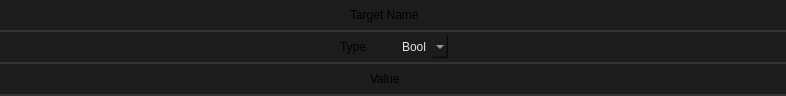
Old version of the form src/smartprop_editor/property/set_variable.ui in the repository dertwist/Hammer5Tools.
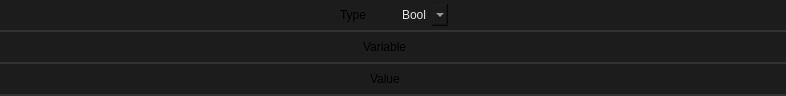
New version of the form. Icons and pictures are not drawn.

Commit message: colors for SetVariable property

```diff
--- a/src/smartprop_editor/property/set_variable.ui
+++ b/src/smartprop_editor/property/set_variable.ui
@@ -63,94 +63,6 @@
    <property name="bottomMargin">
     <number>0</number>
    </property>
-   <item>
-    <widget class="QFrame" name="frame_2">
-     <property name="minimumSize">
-      <size>
-       <width>0</width>
-       <height>32</height>
-      </size>
-     </property>
-     <property name="maximumSize">
-      <size>
-       <width>16777215</width>
-       <height>32</height>
-      </size>
-     </property>
-     <property name="styleSheet">
-      <string notr="true">.QFrame {
-    font: 580 10pt &quot;Segoe UI&quot;;
-    border: 2px solid black;
-    border-radius: 0px;
-    border-left: 0px;
-    border-right: 0px;
-	border-top: 0px;
-    border-color: rgba(50, 50, 50, 255);
-    color: #E3E3E3;
-    background-color: #1C1C1C;
-}
-
-.QFrame::hover {
-}
-.QFrame::selected {
-    background-color: #414956;
-}</string>
-     </property>
-     <property name="frameShape">
-      <enum>QFrame::Shape::StyledPanel</enum>
-     </property>
-     <property name="frameShadow">
-      <enum>QFrame::Shadow::Raised</enum>
-     </property>
-     <property name="lineWidth">
-      <number>0</number>
-     </property>
-     <layout class="QHBoxLayout" name="horizontalLayout_3">
-      <property name="spacing">
-       <number>16</number>
-      </property>
-      <property name="leftMargin">
-       <number>0</number>
-      </property>
-      <property name="topMargin">
-       <number>0</number>
-      </property>
-      <property name="rightMargin">
-       <number>0</number>
-      </property>
-      <property name="bottomMargin">
-       <number>0</number>
-      </property>
-      <item>
-       <layout class="QHBoxLayout" name="layout_2">
-        <property name="sizeConstraint">
-         <enum>QLayout::SizeConstraint::SetFixedSize</enum>
-        </property>
-        <item>
-         <widget class="QLabel" name="property_class_4">
-          <property name="sizePolicy">
-           <sizepolicy hsizetype="Fixed" vsizetype="Preferred">
-            <horstretch>0</horstretch>
-            <verstretch>0</verstretch>
-           </sizepolicy>
-          </property>
-          <property name="styleSheet">
-           <string notr="true">border:0px;
-background-color: rgba(255, 255, 255, 0);
-font: 8pt &quot;Segoe UI&quot;;
-padding-right: 16px;
-</string>
-          </property>
-          <property name="text">
-           <string>Target Name</string>
-          </property>
-         </widget>
-        </item>
-       </layout>
-      </item>
-     </layout>
-    </widget>
-   </item>
    <item>
     <widget class="QFrame" name="frame">
      <property name="minimumSize">
@@ -348,6 +260,94 @@
      </layout>
     </widget>
    </item>
+   <item>
+    <widget class="QFrame" name="frame_2">
+     <property name="minimumSize">
+      <size>
+       <width>0</width>
+       <height>32</height>
+      </size>
+     </property>
+     <property name="maximumSize">
+      <size>
+       <width>16777215</width>
+       <height>32</height>
+      </size>
+     </property>
+     <property name="styleSheet">
+      <string notr="true">.QFrame {
+    font: 580 10pt &quot;Segoe UI&quot;;
+    border: 2px solid black;
+    border-radius: 0px;
+    border-left: 0px;
+    border-right: 0px;
+	border-top: 0px;
+    border-color: rgba(50, 50, 50, 255);
+    color: #E3E3E3;
+    background-color: #1C1C1C;
+}
+
+.QFrame::hover {
+}
+.QFrame::selected {
+    background-color: #414956;
+}</string>
+     </property>
+     <property name="frameShape">
+      <enum>QFrame::Shape::StyledPanel</enum>
+     </property>
+     <property name="frameShadow">
+      <enum>QFrame::Shadow::Raised</enum>
+     </property>
+     <property name="lineWidth">
+      <number>0</number>
+     </property>
+     <layout class="QHBoxLayout" name="horizontalLayout_3">
+      <property name="spacing">
+       <number>16</number>
+      </property>
+      <property name="leftMargin">
+       <number>0</number>
+      </property>
+      <property name="topMargin">
+       <number>0</number>
+      </property>
+      <property name="rightMargin">
+       <number>0</number>
+      </property>
+      <property name="bottomMargin">
+       <number>0</number>
+      </property>
+      <item>
+       <layout class="QHBoxLayout" name="layout_2">
+        <property name="sizeConstraint">
+         <enum>QLayout::SizeConstraint::SetFixedSize</enum>
+        </property>
+        <item>
+         <widget class="QLabel" name="property_class_4">
+          <property name="sizePolicy">
+           <sizepolicy hsizetype="Fixed" vsizetype="Preferred">
+            <horstretch>0</horstretch>
+            <verstretch>0</verstretch>
+           </sizepolicy>
+          </property>
+          <property name="styleSheet">
+           <string notr="true">border:0px;
+background-color: rgba(255, 255, 255, 0);
+font: 8pt &quot;Segoe UI&quot;;
+padding-right: 16px;
+</string>
+          </property>
+          <property name="text">
+           <string>Variable</string>
+          </property>
+         </widget>
+        </item>
+       </layout>
+      </item>
+     </layout>
+    </widget>
+   </item>
    <item>
     <widget class="QFrame" name="frame_3">
      <property name="minimumSize">
```
The commit also changes 2 other files.
